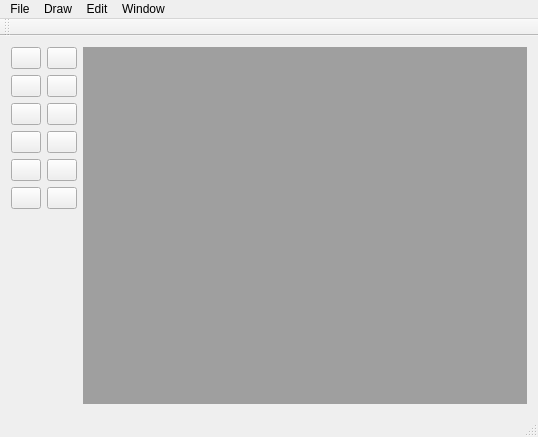
Old version of the form mainwindow.ui in the repository mzc1986/WaterPaint.
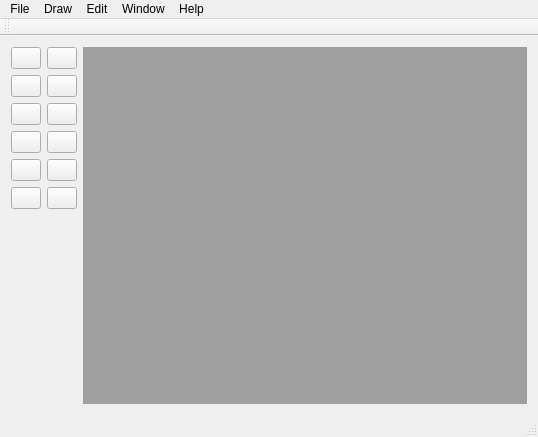
New version of the form. Icons and pictures are not drawn.

Diff of the .ui file:
```diff
--- a/mainwindow.ui
+++ b/mainwindow.ui
@@ -308,10 +308,18 @@
     <addaction name="actionTile"/>
     <addaction name="actionCascade"/>
    </widget>
+   <widget class="QMenu" name="menuHelp">
+    <property name="title">
+     <string>Help</string>
+    </property>
+    <addaction name="actionAbout"/>
+    <addaction name="actionSource"/>
+   </widget>
    <addaction name="menuAdd_somethig"/>
    <addaction name="menuDraw"/>
    <addaction name="menuEdit"/>
    <addaction name="menuWindow"/>
+   <addaction name="menuHelp"/>
   </widget>
   <widget class="QToolBar" name="mainToolBar">
    <attribute name="toolBarArea">
```
Left out of the diff: 61 changed lines with no effect on the pictures.
